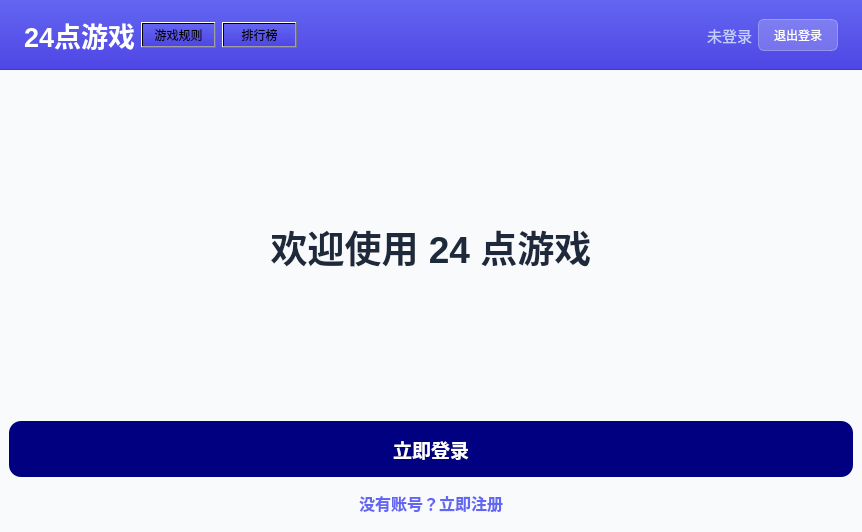
Before: the Qt Designer form mainwindow.ui in YinHY94/the_24_game, drawn with Qt 5.
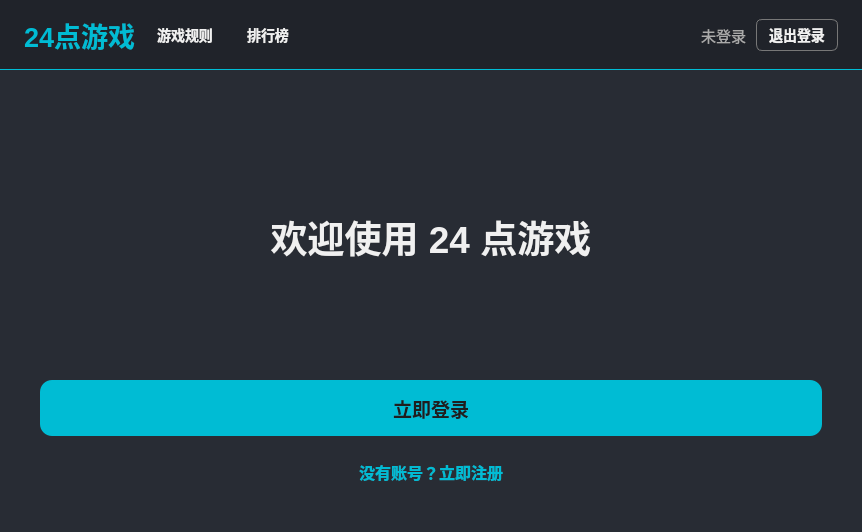
After: the same form once the commit is applied.

Diff of the .ui file:
```diff
--- a/mainwindow.ui
+++ b/mainwindow.ui
@@ -15,7 +15,31 @@
   </property>
   <property name="styleSheet">
    <string notr="true">
-    QMainWindow { background: #F8FAFC; }
+    /* * 全局深色主题 
+     * Background: #282C34 (深灰蓝)
+     * Accent: #00BCD4 (科技青色)
+    */
+    QMainWindow { 
+     background: #282C34; 
+     color: #F0F0F0;
+    }
+    
+    /* 顶部栏通用按钮样式: 简洁白色/悬停变色 */
+    QFrame#frameTop QPushButton {
+    	background: transparent;
+    	color: #F0F0F0;
+    	font-weight: bold;
+    	font-size: 14px;
+    	border: none;
+    	border-radius: 6px;
+    	padding: 8px 12px;
+    }
+    QFrame#frameTop QPushButton:hover {
+    	background: rgba(0, 188, 212, 0.2); /* 青色悬停 */
+    }
+    QFrame#frameTop QPushButton:pressed {
+    	background: rgba(0, 188, 212, 0.4); 
+    }
    </string>
   </property>
   <widget class="QWidget" name="centralwidget">
@@ -45,11 +69,16 @@
       </property>
       <property name="styleSheet">
        <string notr="true">
-        background: qlineargradient(x1:0, y1:0, x2:0, y2:1, stop:0 #6366F1, stop:1 #4F46E5);
-        border-bottom: 1px solid #4338CA;
+        QFrame#frameTop {
+         background: #20232A; /* 略深的顶部栏背景 */
+         border-bottom: 1px solid #00BCD4; /* 底部强调线 */
+        }
        </string>
       </property>
       <layout class="QHBoxLayout" name="horizontalLayout_top">
+       <property name="spacing">
+        <number>10</number>
+       </property>
        <property name="leftMargin">
         <number>24</number>
        </property>
@@ -71,7 +100,7 @@
           </font>
          </property>
          <property name="styleSheet">
-          <string notr="true">color: white;</string>
+          <string notr="true">color: #00BCD4; background: transparent;</string>
          </property>
          <property name="text">
           <string>24点游戏</string>
@@ -113,7 +142,7 @@
           </font>
          </property>
          <property name="styleSheet">
-          <string notr="true">color: #C3D0FF;</string>
+          <string notr="true">color: #AAAAAA; background: transparent;</string>
          </property>
          <property name="text">
           <string>未登录</string>
@@ -134,11 +163,12 @@
          <property name="styleSheet">
           <string notr="true">
            QPushButton {
-               background: rgba(255,255,255,0.2);
-               color: white;
-               border: 1px solid rgba(255,255,255,0.3);
-               border-radius: 6px;
-               padding: 0px 12px;
+           	background: transparent;
+           	color: #F0F0F0;
+           	border: 1px solid #777777; /* 灰色边框 */
+           	border-radius: 6px;
+           	padding: 0px 12px;
+            font-weight: bold;
            }
            QPushButton:hover { background: rgba(255,255,255,0.3); }
           </string>
@@ -160,9 +190,37 @@
        <number>0</number>
       </property>
       <widget class="QWidget" name="pageWelcome">
-       <layout class="QVBoxLayout" name="verticalLayout">
+       <layout class="QVBoxLayout" name="verticalLayout_welcome">
+        <property name="spacing">
+         <number>16</number>
+        </property>
+        <property name="leftMargin">
+         <number>40</number>
+        </property>
+        <property name="topMargin">
+         <number>40</number>
+        </property>
+        <property name="rightMargin">
+         <number>40</number>
+        </property>
+        <property name="bottomMargin">
+         <number>40</number>
+        </property>
         <item>
-         <widget class="QLabel" name="label">
+         <spacer name="verticalSpacer_Top">
+          <property name="orientation">
+           <enum>Qt::Orientation::Vertical</enum>
+          </property>
+          <property name="sizeHint" stdset="0">
+           <size>
+            <width>20</width>
+            <height>40</height>
+           </size>
+          </property>
+         </spacer>
+        </item>
+        <item>
+         <widget class="QLabel" name="labelTitle">
           <property name="font">
            <font>
             <pointsize>28</pointsize>
@@ -170,7 +228,7 @@
            </font>
           </property>
           <property name="styleSheet">
-           <string notr="true">color: #1E293B;</string>
+           <string notr="true">color: #F0F0F0;</string>
           </property>
           <property name="text">
            <string>欢迎使用 24 点游戏</string>
@@ -180,6 +238,19 @@
           </property>
          </widget>
         </item>
+        <item>
+         <spacer name="verticalSpacer">
+          <property name="orientation">
+           <enum>Qt::Orientation::Vertical</enum>
+          </property>
+          <property name="sizeHint" stdset="0">
+           <size>
+            <width>20</width>
+            <height>40</height>
+           </size>
+          </property>
+         </spacer>
+        </item>
         <item>
          <widget class="QPushButton" name="loginBtn">
           <property name="minimumSize">
@@ -197,9 +268,10 @@
           <property name="styleSheet">
            <string notr="true">
             QPushButton {
-                background: #000080;
-                color: white;
-                border-radius: 12px;
+            	background: #00BCD4; /* 强调色 */
+            	color: #1E1E1E; /* 深色文本，高对比度 */
+            	border: none;
+            	border-radius: 12px;
             }
             QPushButton:hover { background: #4F46E5; }
            </string>
@@ -211,16 +283,10 @@
         </item>
         <item>
          <widget class="QPushButton" name="registerBtn">
-          <property name="sizePolicy">
-           <sizepolicy hsizetype="Minimum" vsizetype="Fixed">
-            <horstretch>0</horstretch>
-            <verstretch>0</verstretch>
-           </sizepolicy>
-          </property>
           <property name="minimumSize">
            <size>
             <width>0</width>
-            <height>40</height>
+            <height>0</height>
            </size>
           </property>
           <property name="font">
@@ -235,11 +301,11 @@
           <property name="styleSheet">
            <string notr="true">
             QPushButton {
-                color: #6366F1;
-                background: transparent;
-                border: none;
-                padding: 8px 16px;
-                border-radius: 6px;
+            	color: #00BCD4; /* 强调色 */
+            	background: transparent;
+            	border: none;
+            	padding: 8px 16px;
+            	border-radius: 6px;
             }
             QPushButton:hover {
                 background: rgba(99, 102, 241, 0.1);
@@ -248,7 +314,7 @@
             QPushButton:pressed {
                 background: rgba(99, 102, 241, 0.2);
             }
-        </string>
+           </string>
           </property>
           <property name="text">
            <string>没有账号？立即注册</string>
```
Left out of the diff: 17 changed lines with no effect on the pictures.
